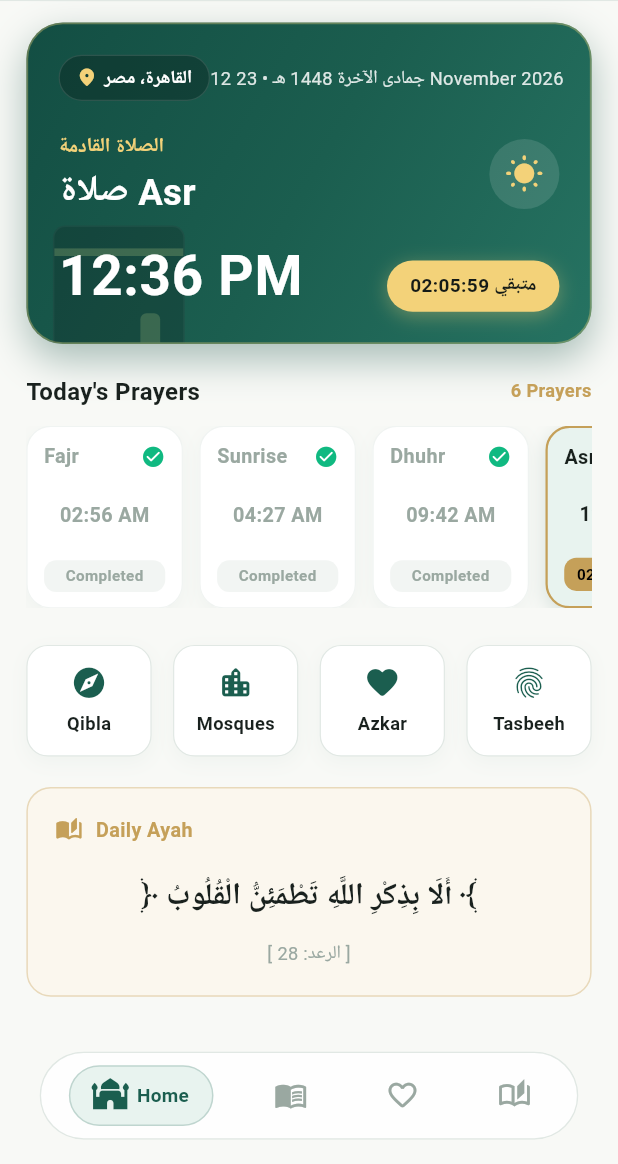
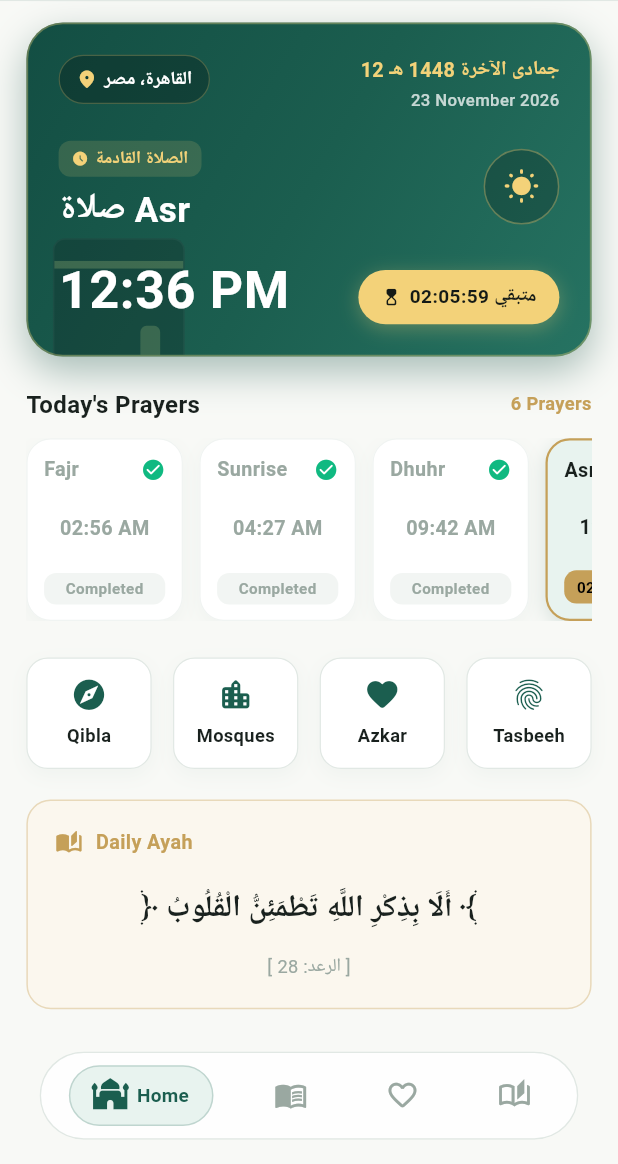
Before and after one commit to Ibrahim-Nasser0/islamic_app, a Flutter app: the HomeScreen screen opened by its route, on a phone screen of 412 x 824 dp, the part 72-1236 px from its top. Run offline on Flutter 3.47's test engine with Material 3 defaults, Android fonts, the phone set to English and light mode, and no system bars; our stand-ins replace adhan, bloc, dartz, dio, easy_localization, equatable and 11 more; Roboto replaces fonts that are missing (Amiri, Cairo).

Commit message:
fix over flow

```diff
--- a/lib/features/home/views/widgets/kaaba_atmospheric_hero_card.dart
+++ b/lib/features/home/views/widgets/kaaba_atmospheric_hero_card.dart
@@ -3,10 +3,11 @@ import 'package:gap/gap.dart';
 import 'package:material_ui/material_ui.dart';
 
 import '../../../../core/theme/typography.dart';
+import '../../../../core/utils/haptics.dart';
 import '../../presentation/models/time_of_day_atmosphere.dart';
 import 'kaaba_silhouette_art.dart';
 
-/// Cinematic Atmospheric Hero Card with Dynamic Sky & Kaaba Silhouette
+/// Cinematic Atmospheric Hero Card with Dynamic Sky, Dates & Kaaba Silhouette
 class KaabaAtmosphericHeroCard extends StatelessWidget {
   final String location;
   final String hijriDate;
@@ -23,7 +24,7 @@ class KaabaAtmosphericHeroCard extends StatelessWidget {
     this.gregorianDate = '23 نوفمبر',
     this.nextPrayerName = 'الظهر',
     this.nextPrayerTime = '11:45 ص',
-    this.remainingTime = 'متبقي 01 س و 15 د',
+    this.remainingTime = '01:15:00',
     this.onLocationTap,
   });
 
@@ -69,7 +70,7 @@ class KaabaAtmosphericHeroCard extends StatelessWidget {
               crossAxisAlignment: CrossAxisAlignment.start,
               children: [
                 _buildTopMetaBar(atmosphere),
-                Gap(20.h),
+                Gap(18.h),
                 _buildNextPrayerHeader(atmosphere),
                 Gap(16.h),
                 _buildTimeAndCountdown(atmosphere),
@@ -84,32 +85,77 @@ class KaabaAtmosphericHeroCard extends StatelessWidget {
   Widget _buildTopMetaBar(DayAtmosphere atmosphere) {
     return Row(
       mainAxisAlignment: MainAxisAlignment.spaceBetween,
+      crossAxisAlignment: CrossAxisAlignment.start,
       children: [
-        InkWell(
-          onTap: onLocationTap,
-          borderRadius: BorderRadius.circular(16.r),
+        // Location Pill (Flexible to prevent any overflow)
+        Flexible(
+          child: InkWell(
+            onTap: () {
+              AppHaptics.light();
+              onLocationTap?.call();
+            },
+            borderRadius: BorderRadius.circular(20.r),
             child: Container(
-            padding: EdgeInsets.symmetric(horizontal: 10.w, vertical: 5.h),
+              padding: EdgeInsets.symmetric(horizontal: 10.w, vertical: 6.h),
               decoration: BoxDecoration(
                 color: Colors.black.withValues(alpha: 0.25),
-              borderRadius: BorderRadius.circular(16.r),
-              border: Border.all(color: Colors.white.withValues(alpha: 0.12), width: 0.8),
+                borderRadius: BorderRadius.circular(20.r),
+                border: Border.all(
+                  color: atmosphere.accentColor.withValues(alpha: 0.25),
+                  width: 0.8,
+                ),
               ),
               child: Row(
+                mainAxisSize: MainAxisSize.min,
                 children: [
-                Icon(Icons.location_on_rounded, size: 14.sp, color: atmosphere.accentColor),
+                  Icon(
+                    Icons.location_on_rounded,
+                    size: 14.sp,
+                    color: atmosphere.accentColor,
+                  ),
                   SizedBox(width: 4.w),
-                Text(
+                  Flexible(
+                    child: Text(
                       location,
-                  style: TextStyle(fontSize: 12.sp, fontWeight: FontWeight.w600, color: Colors.white),
+                      style: TextStyle(
+                        fontSize: 12.sp,
+                        fontWeight: FontWeight.w600,
+                        color: Colors.white,
+                      ),
+                      maxLines: 1,
+                      overflow: TextOverflow.ellipsis,
+                    ),
                   ),
                 ],
               ),
             ),
           ),
+        ),
+        Gap(12.w),
+
+        // Date Column: Hijri on top, Gregorian underneath
+        Column(
+          crossAxisAlignment: CrossAxisAlignment.end,
+          children: [
             Text(
-          '$hijriDate • $gregorianDate',
-          style: TextStyle(fontSize: 12.sp, color: Colors.white.withValues(alpha: 0.85)),
+              hijriDate,
+              style: TextStyle(
+                fontSize: 13.sp,
+                fontWeight: FontWeight.bold,
+                color: atmosphere.accentColor,
+                letterSpacing: 0.2,
+              ),
+            ),
+            Gap(2.h),
+            Text(
+              gregorianDate,
+              style: TextStyle(
+                fontSize: 11.sp,
+                fontWeight: FontWeight.w500,
+                color: Colors.white.withValues(alpha: 0.75),
+              ),
+            ),
+          ],
         ),
       ],
     );
@@ -122,24 +168,59 @@ class KaabaAtmosphericHeroCard extends StatelessWidget {
         Column(
           crossAxisAlignment: CrossAxisAlignment.start,
           children: [
+            Container(
+              padding: EdgeInsets.symmetric(horizontal: 8.w, vertical: 3.h),
+              decoration: BoxDecoration(
+                color: atmosphere.accentColor.withValues(alpha: 0.15),
+                borderRadius: BorderRadius.circular(8.r),
+              ),
+              child: Row(
+                mainAxisSize: MainAxisSize.min,
+                children: [
+                  Icon(
+                    Icons.access_time_filled_rounded,
+                    size: 11.sp,
+                    color: atmosphere.accentColor,
+                  ),
+                  SizedBox(width: 4.w),
                   Text(
                     'الصلاة القادمة',
-              style: TextStyle(fontSize: 13.sp, color: atmosphere.accentColor, fontWeight: FontWeight.w600),
+                    style: TextStyle(
+                      fontSize: 11.5.sp,
+                      color: atmosphere.accentColor,
+                      fontWeight: FontWeight.bold,
                     ),
-            Gap(4.h),
+                  ),
+                ],
+              ),
+            ),
+            Gap(6.h),
             Text(
               'صلاة $nextPrayerName',
-              style: AppTypography.h2.copyWith(fontSize: 24.sp, fontWeight: FontWeight.bold, color: Colors.white),
+              style: AppTypography.h2.copyWith(
+                fontSize: 23.sp,
+                fontWeight: FontWeight.bold,
+                color: Colors.white,
+              ),
             ),
           ],
         ),
         Container(
-          padding: EdgeInsets.all(10.r),
+          width: 46.w,
+          height: 46.w,
           decoration: BoxDecoration(
             shape: BoxShape.circle,
-            color: Colors.white.withValues(alpha: 0.12),
+            color: Colors.black.withValues(alpha: 0.2),
+            border: Border.all(
+              color: atmosphere.accentColor.withValues(alpha: 0.35),
+              width: 1.0,
             ),
-          child: Icon(atmosphere.skyIcon, size: 26.sp, color: atmosphere.accentColor),
+          ),
+          child: Icon(
+            atmosphere.skyIcon,
+            size: 24.sp,
+            color: atmosphere.accentColor,
+          ),
         ),
       ],
     );
@@ -153,28 +234,44 @@ class KaabaAtmosphericHeroCard extends StatelessWidget {
         Text(
           nextPrayerTime,
           style: AppTypography.h1.copyWith(
-            fontSize: 36.sp,
+            fontSize: 34.sp,
             fontWeight: FontWeight.bold,
             color: Colors.white,
             letterSpacing: 0.5,
           ),
         ),
         Container(
-          padding: EdgeInsets.symmetric(horizontal: 14.w, vertical: 7.h),
+          padding: EdgeInsets.symmetric(horizontal: 14.w, vertical: 8.h),
           decoration: BoxDecoration(
             color: atmosphere.accentColor,
-            borderRadius: BorderRadius.circular(20.r),
+            borderRadius: BorderRadius.circular(24.r),
             boxShadow: [
               BoxShadow(
-                color: atmosphere.accentColor.withValues(alpha: 0.35),
+                color: atmosphere.accentColor.withValues(alpha: 0.3),
                 blurRadius: 10,
                 offset: const Offset(0, 3),
               ),
             ],
           ),
-          child: Text(
+          child: Row(
+            mainAxisSize: MainAxisSize.min,
+            children: [
+              Icon(
+                Icons.hourglass_top_rounded,
+                size: 13.sp,
+                color: const Color(0xFF141A16),
+              ),
+              SizedBox(width: 5.w),
+              Text(
                 remainingTime,
-            style: TextStyle(fontSize: 12.5.sp, fontWeight: FontWeight.bold, color: const Color(0xFF141A16)),
+                style: TextStyle(
+                  fontSize: 12.5.sp,
+                  fontWeight: FontWeight.bold,
+                  color: const Color(0xFF141A16),
+                  letterSpacing: 0.3,
+                ),
+              ),
+            ],
           ),
         ),
       ],
```
Lines whose indentation alone changed are shown as unchanged.
